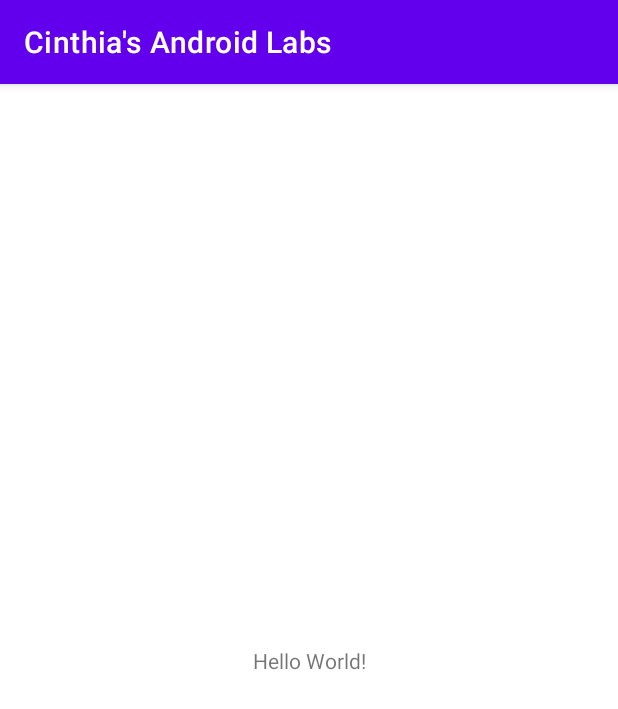
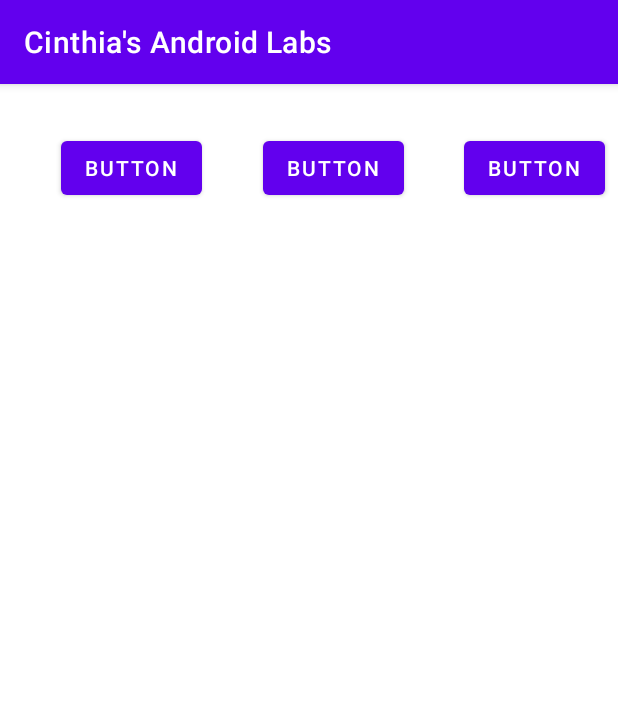
Before and after one commit to Cinthialesline/AndroidaLabs, an Android app: the screen it shows after launch (MainActivity), on a phone screen of 412 x 824 dp. Shown: the top 709 px of the screen. Run offline under Robolectric (Android 15) with nearby library versions, the light colour scheme and no system bars.

Commit message:
"Finished step 2"

```diff
--- a/app/src/main/res/layout/activity_main.xml
+++ b/app/src/main/res/layout/activity_main.xml
@@ -2,17 +2,43 @@
 <androidx.constraintlayout.widget.ConstraintLayout xmlns:android="http://schemas.android.com/apk/res/android"
     xmlns:app="http://schemas.android.com/apk/res-auto"
     xmlns:tools="http://schemas.android.com/tools"
+    android:id="@+id/relativeLayout"
     android:layout_width="match_parent"
     android:layout_height="match_parent"
     tools:context=".MainActivity">
 
-    <TextView
+
+    <Button
+        android:id="@+id/button1"
         android:layout_width="wrap_content"
         android:layout_height="wrap_content"
-        android:text="Hello World!"
-        app:layout_constraintBottom_toBottomOf="parent"
-        app:layout_constraintLeft_toLeftOf="parent"
-        app:layout_constraintRight_toRightOf="parent"
+        android:layout_marginStart="32dp"
+        android:layout_marginTop="32dp"
+        android:text="@string/button1"
+        app:layout_constraintEnd_toStartOf="@+id/button2"
+        app:layout_constraintHorizontal_bias="0.5"
+        app:layout_constraintStart_toStartOf="parent"
         app:layout_constraintTop_toTopOf="parent" />
 
+    <Button
+        android:id="@+id/button2"
+        android:layout_width="wrap_content"
+        android:layout_height="wrap_content"
+        android:layout_marginStart="32dp"
+        android:text="@string/button2"
+        app:layout_constraintEnd_toStartOf="@+id/button4"
+        app:layout_constraintHorizontal_bias="0.5"
+        app:layout_constraintStart_toEndOf="@+id/button1"
+        app:layout_constraintTop_toTopOf="@id/button1" />
+
+    <Button
+        android:id="@+id/button4"
+        android:layout_width="wrap_content"
+        android:layout_height="wrap_content"
+        android:layout_marginStart="32dp"
+        android:text="@string/button3"
+        app:layout_constraintEnd_toEndOf="parent"
+        app:layout_constraintHorizontal_bias="0.5"
+        app:layout_constraintStart_toEndOf="@+id/button2"
+        app:layout_constraintTop_toTopOf="@id/button2" />
 </androidx.constraintlayout.widget.ConstraintLayout>
--- a/app/src/main/res/values/strings.xml
+++ b/app/src/main/res/values/strings.xml
@@ -1,3 +1,7 @@
 <resources>
     <string name="app_name">Cinthia\'s Android Labs</string>
+    <string name="button1">Button</string>
+    <string name="button2">Button</string>
+    <string name="button3">Button</string>
+
 </resources>
```
Also changed, not shown: 1 other file.
